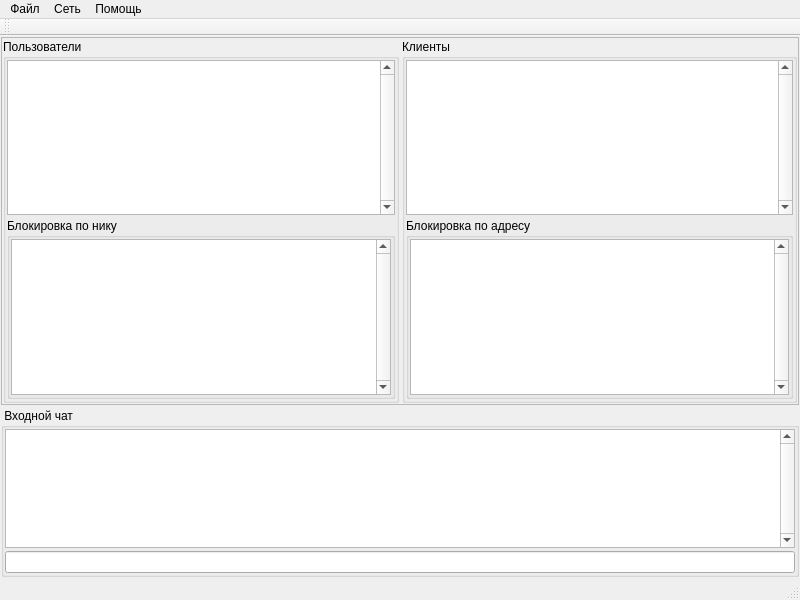
Above: mainwindow.ui from shuchongqj/Z-Server before the change. Below: the same form after it.
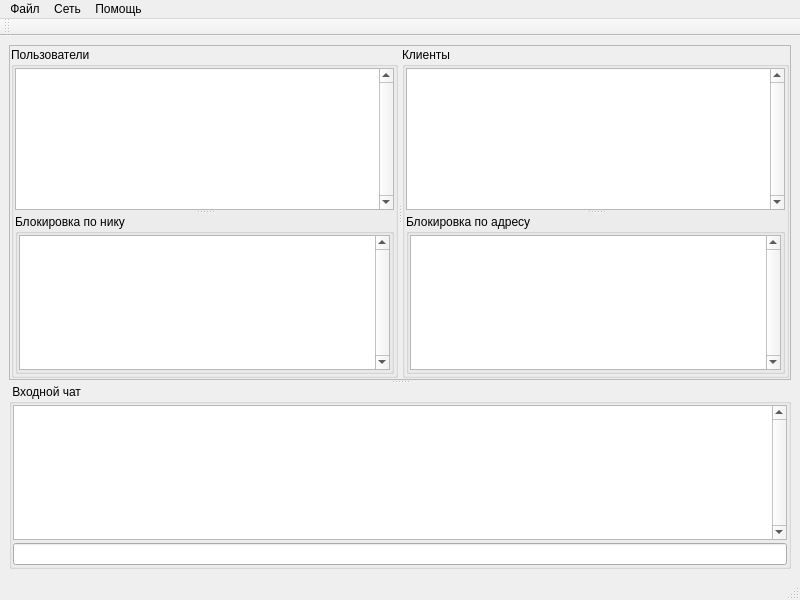
That is the form after the change.

Commit message: Добавлены сохраняемые сплиттеры в UI.

```diff
--- a/mainwindow.ui
+++ b/mainwindow.ui
@@ -15,22 +15,11 @@
   </property>
   <widget class="QWidget" name="Centralwidget">
    <layout class="QVBoxLayout" name="verticalLayout">
-    <property name="spacing">
-     <number>3</number>
-    </property>
-    <property name="leftMargin">
-     <number>1</number>
-    </property>
-    <property name="topMargin">
-     <number>1</number>
-    </property>
-    <property name="rightMargin">
-     <number>1</number>
-    </property>
-    <property name="bottomMargin">
-     <number>1</number>
-    </property>
     <item>
+     <widget class="QSplitter" name="UsersToChat_splitter">
+      <property name="orientation">
+       <enum>Qt::Vertical</enum>
+      </property>
      <widget class="QFrame" name="Main_frame">
       <property name="frameShape">
        <enum>QFrame::StyledPanel</enum>
@@ -52,6 +41,10 @@
         <number>1</number>
        </property>
        <item>
+         <widget class="QSplitter" name="UsersToClients_splitter">
+          <property name="orientation">
+           <enum>Qt::Horizontal</enum>
+          </property>
         <widget class="QGroupBox" name="Users_groupBox">
          <property name="title">
           <string>Пользователи</string>
@@ -73,6 +66,10 @@
            <number>1</number>
           </property>
           <item>
+             <widget class="QSplitter" name="UsersToNickBan_splitter">
+              <property name="orientation">
+               <enum>Qt::Vertical</enum>
+              </property>
            <widget class="QListWidget" name="Users_listWidget">
             <property name="contextMenuPolicy">
              <enum>Qt::CustomContextMenu</enum>
@@ -99,8 +96,6 @@
              <bool>true</bool>
             </property>
            </widget>
-          </item>
-          <item>
            <widget class="QGroupBox" name="U_Bans_groupBox">
             <property name="title">
              <string>Блокировка по нику</string>
@@ -145,11 +140,10 @@
              </item>
             </layout>
            </widget>
+             </widget>
           </item>
          </layout>
         </widget>
-       </item>
-       <item>
         <widget class="QGroupBox" name="Clients_groupBox">
          <property name="title">
           <string>Клиенты</string>
@@ -171,6 +165,10 @@
            <number>1</number>
           </property>
           <item>
+             <widget class="QSplitter" name="ClientsToIPBan_splitter">
+              <property name="orientation">
+               <enum>Qt::Vertical</enum>
+              </property>
            <widget class="QListWidget" name="Clients_listWidget">
             <property name="contextMenuPolicy">
              <enum>Qt::CustomContextMenu</enum>
@@ -200,8 +198,6 @@
              <bool>true</bool>
             </property>
            </widget>
-          </item>
-          <item>
            <widget class="QGroupBox" name="C_Bans_groupBox">
             <property name="title">
              <string>Блокировка по адресу</string>
@@ -252,14 +248,14 @@
              </item>
             </layout>
            </widget>
+             </widget>
           </item>
          </layout>
         </widget>
+         </widget>
        </item>
       </layout>
      </widget>
-    </item>
-    <item>
      <widget class="QGroupBox" name="Chat_groupBox">
       <property name="title">
        <string> Входной чат</string>
@@ -310,6 +306,7 @@
         </widget>
        </item>
       </layout>
+      </widget>
      </widget>
     </item>
    </layout>
```
Lines whose indentation alone changed are shown as unchanged. The commit also changes 1 other file.
